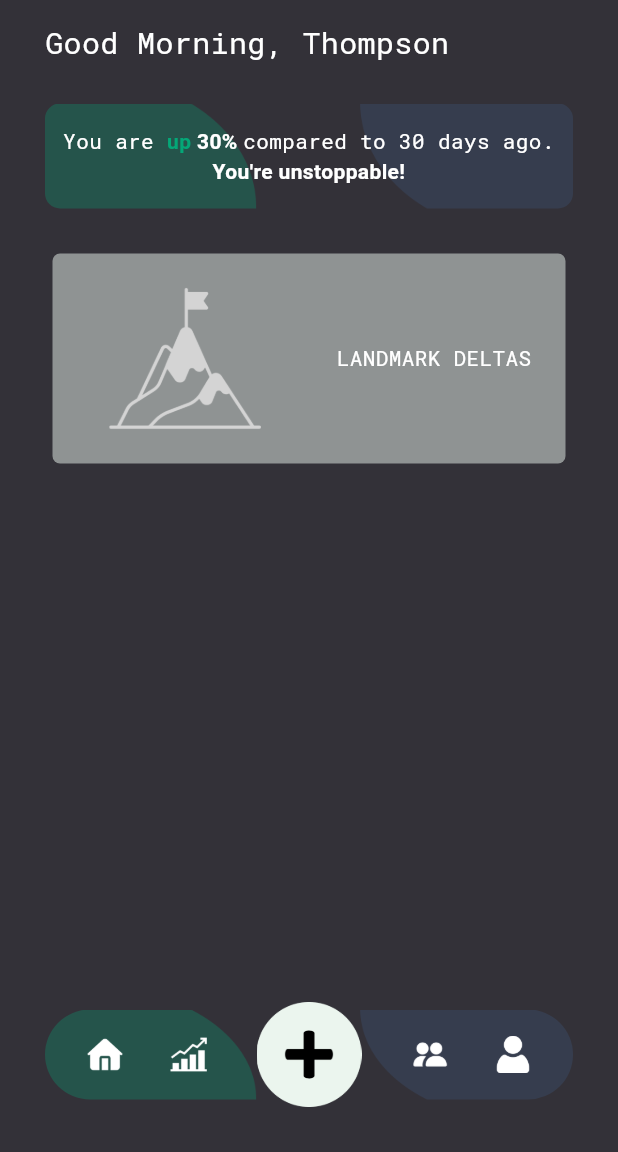
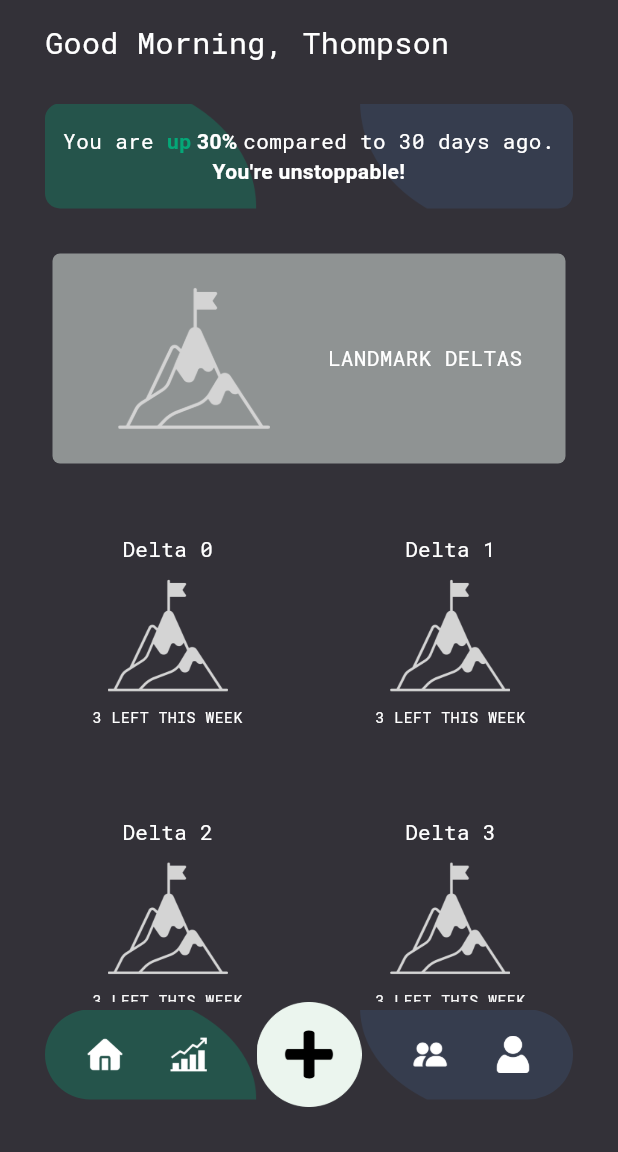
Before and after one commit to ItsThompson/neo_delta, a Flutter app: the screen it shows after launch, on a phone screen of 412 x 824 dp, the part 84-1236 px from its top. Run offline on Flutter 3.47's test engine with Material 3 defaults, Android fonts, the phone set to English and light mode, and no system bars.

Commit message:
Added preferred orientation, working on recurring delta buttons on homepage

```diff
--- a/lib/main.dart
+++ b/lib/main.dart
@@ -1,4 +1,5 @@
 import 'package:flutter/material.dart';
+import 'package:flutter/services.dart';
 import 'package:neo_delta/main_theme.dart';
 import 'pages/home_page.dart';
 
@@ -11,6 +12,10 @@ class MyApp extends StatelessWidget {
 
   @override
   Widget build(BuildContext context) {
+    SystemChrome.setPreferredOrientations([
+      DeviceOrientation.portraitUp,
+      DeviceOrientation.portraitDown,
+    ]);
     return MaterialApp(
       debugShowCheckedModeBanner: false,
       home: const HomePage(),
--- a/lib/pages/home_page.dart
+++ b/lib/pages/home_page.dart
@@ -2,6 +2,7 @@ import 'package:flutter/material.dart';
 import 'package:neo_delta/main_theme.dart';
 import 'package:neo_delta/widgets/bottom_nav_bar.dart';
 import 'package:neo_delta/widgets/greeting.dart';
+import 'package:neo_delta/widgets/recurring_delta_grid.dart';
 import 'package:neo_delta/widgets/sentence_summary.dart';
 
 class HomePage extends StatefulWidget {
@@ -15,6 +16,7 @@ class _HomePageState extends State<HomePage> {
   @override
   Widget build(BuildContext context) {
     return Scaffold(
+      extendBody: true,
       appBar: AppBar(
           title: const Row(
             mainAxisAlignment: MainAxisAlignment.start,
@@ -28,7 +30,7 @@ class _HomePageState extends State<HomePage> {
           automaticallyImplyLeading: false,
           backgroundColor: mainTheme.colorScheme.background),
       body: Container(
-        margin: const EdgeInsets.symmetric(horizontal: 30, vertical: 15),
+        margin: const EdgeInsets.only(top: 15, left: 30, right: 30, bottom: 100),
         child: Column(
           crossAxisAlignment: CrossAxisAlignment.start,
           children: <Widget>[
@@ -37,9 +39,9 @@ class _HomePageState extends State<HomePage> {
             GestureDetector(
                 onTap: () => {
                       // TODO: Route to Landmark Page
-                      print("Pressed")
                     },
                 child: Container(
+                    margin: const EdgeInsets.only(bottom: 25),
                     height: 150,
                     width: double.infinity,
                     decoration: BoxDecoration(
@@ -60,11 +62,12 @@ class _HomePageState extends State<HomePage> {
                         decoration: BoxDecoration(
                           color: mainTheme.colorScheme.inversePrimary
                               .withOpacity(0.5),
+                          // TODO: Changes color when clicked
                           borderRadius:
                               const BorderRadius.all(Radius.circular(5)),
                         ),
                         child: Row(
-                          mainAxisAlignment: MainAxisAlignment.spaceAround,
+                          mainAxisAlignment: MainAxisAlignment.spaceEvenly,
                           children: [
                             Container(
                               padding: const EdgeInsets.all(15),
@@ -73,6 +76,7 @@ class _HomePageState extends State<HomePage> {
                             const Text("LANDMARK DELTAS")
                           ],
                         )))),
+            const RecurringDeltaGrid()
           ],
         ),
       ),
--- a/lib/widgets/bottom_nav_bar.dart
+++ b/lib/widgets/bottom_nav_bar.dart
@@ -29,7 +29,8 @@ class _BottomNavBarState extends State<BottomNavBar> {
     return SafeArea(
         child: Container(
             height: 70,
-            margin: const EdgeInsets.symmetric(horizontal: 30, vertical: 30),
+            margin: const EdgeInsets.only(left:30, right: 30, bottom: 30),
+            // margin: const EdgeInsets.symmetric(horizontal: 30, vertical: 30),
             child: Stack(
               children: <Widget>[
                 Container(
--- /dev/null
+++ b/lib/widgets/recurring_delta_grid.dart
@@ -0,0 +1,62 @@
+import 'package:flutter/material.dart';
+import 'package:neo_delta/main_theme.dart';
+
+class RecurringDeltaGrid extends StatelessWidget {
+  const RecurringDeltaGrid({super.key});
+
+  @override
+  Widget build(BuildContext context) {
+    return Expanded(
+        child: GridView.count(
+      crossAxisCount: 2,
+      mainAxisSpacing: 25,
+      crossAxisSpacing: 25,
+      children: List.generate(100, (index) {
+        return Container(
+          height: 150,
+          width: double.infinity,
+          decoration: BoxDecoration(
+            color: mainTheme.colorScheme.surface,
+            borderRadius: const BorderRadius.all(Radius.circular(10)),
+          ),
+          child: Container(
+              height: 150,
+              width: double.infinity,
+              decoration: BoxDecoration(
+                  color: mainTheme.colorScheme.surface,
+                  borderRadius: const BorderRadius.all(Radius.circular(10)),
+                  boxShadow: [
+                    BoxShadow(
+                      color: mainTheme.colorScheme.surface.withOpacity(0.5),
+                      offset: const Offset(5, 10),
+                      blurRadius: 20,
+                    )
+                  ]),
+              child: Container(
+                  margin: const EdgeInsets.all(5),
+                  padding: const EdgeInsets.all(5),
+                  decoration: BoxDecoration(
+                    color: mainTheme.colorScheme.surface,
+                    // TODO: Changes color when clicked
+                    borderRadius: const BorderRadius.all(Radius.circular(5)),
+                  ),
+                  child: Column(
+                    mainAxisAlignment: MainAxisAlignment.spaceEvenly,
+                    children: [
+                      Text("Delta $index"),
+                      SizedBox(
+                        height: 80,
+                        width: 80,
+                        child: Image.asset("assets/landmark.png"),
+                      ),
+                      const Text(
+                        "3 LEFT THIS WEEK",
+                        style: TextStyle(fontSize: 10),
+                      )
+                    ],
+                  ))),
+        );
+      }),
+    ));
+  }
+}
```
Also changed, not shown: assets/icons/gym.png (added), assets/icons/music.png (added), assets/icons/read.png (added), assets/icons/run.png (added).
